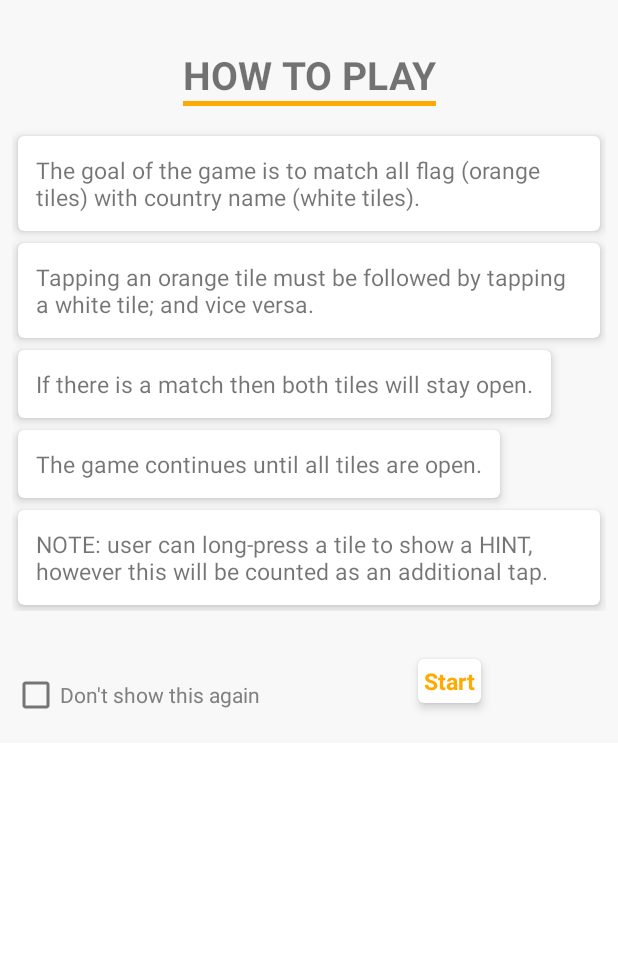
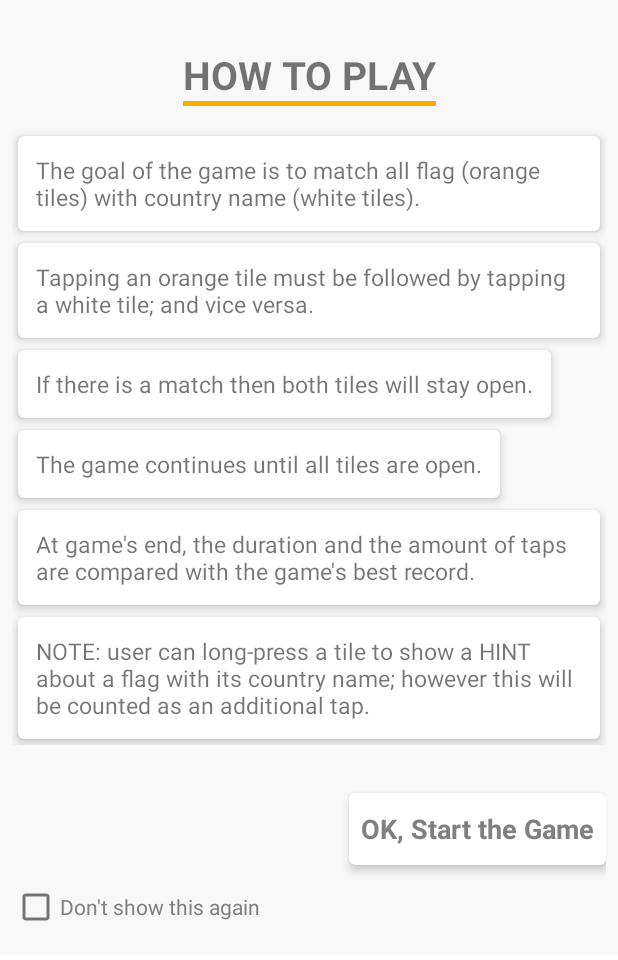
Before and after one commit to tjkn24/TJFlagQuiz, an Android app: the layout activity_instruction.xml on its own in the app's theme, with its tools: preview values and no code run, on a phone screen of 412 x 824 dp. Shown: the top 960 px of the screen. Run offline under Robolectric (Android 15) with nearby library versions, the phone set to English and light mode, and no system bars.

Commit message:
pressing button OK on InstructionActivity brings back FlagActivity, intent OK. Not done yet: storing CheckBox status in SharedPrefs.

```diff
--- a/app/src/main/java/com/tjknsoft/tjflagquiz/InstructionActivity.kt
+++ b/app/src/main/java/com/tjknsoft/tjflagquiz/InstructionActivity.kt
@@ -5,12 +5,12 @@ import android.content.Intent
 import androidx.appcompat.app.AppCompatActivity
 import android.os.Bundle
 import android.util.Log
+import android.view.View
 import android.widget.CheckBox
-import android.widget.CompoundButton
-import android.widget.CompoundButton.OnCheckedChangeListener
+import android.widget.TextView
 
 
-class InstructionActivity : AppCompatActivity() {
+class InstructionActivity : AppCompatActivity(), View.OnClickListener {
 
     lateinit var cbDoNotShowAgain: CheckBox
     var isCBchecked = false
@@ -26,6 +26,10 @@ class InstructionActivity : AppCompatActivity() {
         cbDoNotShowAgain = findViewById(R.id.cb_do_not_show_again)
 
         isCBchecked = cbDoNotShowAgain.isChecked
+
+        val tvStart = findViewById<TextView>(R.id.tv_start)
+        tvStart.setOnClickListener(this)
+
     }
 
     override fun onDestroy() {
@@ -34,6 +38,10 @@ class InstructionActivity : AppCompatActivity() {
             "PANJUTA",
             "InstructionActivity; onDestroy() called"
         )
+
+    }
+
+    override fun onClick(view: View?) {
         val intent = Intent()
         intent.putExtra("KeyCB", cbDoNotShowAgain.isChecked.toString())
         setResult(Activity.RESULT_OK, intent)
--- a/app/src/main/java/com/tjknsoft/tjflagquiz/QuizFlagMemoryActivity.kt
+++ b/app/src/main/java/com/tjknsoft/tjflagquiz/QuizFlagMemoryActivity.kt
@@ -168,8 +168,8 @@ class QuizFlagMemoryActivity : AppCompatActivity(), View.OnClickListener {
         )
 
         // Check that it is the SecondActivity with an OK result
-        if (requestCode == 0) {
-            if (resultCode == 0) {
+        if (requestCode == mINSTRUCTION_ACTIVITY_REQUEST_CODE) {
+            if (resultCode == Activity.RESULT_OK) {
 
                 // Get String data from Intent
                 val cbStatus = data!!.getStringExtra("KeyCB")
--- a/app/src/main/res/layout/activity_instruction.xml
+++ b/app/src/main/res/layout/activity_instruction.xml
@@ -42,10 +42,10 @@
             android:id="@+id/cv_how_01"
             android:layout_width="wrap_content"
             android:layout_height="wrap_content"
+            android:layout_marginStart="4dp"
             android:layout_marginTop="20dp"
+            android:layout_marginEnd="4dp"
             android:layout_marginBottom="4dp"
-            android:layout_marginStart="4dp"
-            android:layout_marginEnd="4dp"
             app:cardElevation="4dp"
             app:layout_constraintStart_toStartOf="parent"
             app:layout_constraintTop_toBottomOf="@id/view_top">
@@ -66,8 +66,7 @@
 
             <TextView
                 style="@style/TextViewInstructionStyle"
-                android:text="Tapping an orange tile must be followed by tapping a white tile; and vice versa."
-                />
+                android:text="Tapping an orange tile must be followed by tapping a white tile; and vice versa." />
         </com.google.android.material.card.MaterialCardView>
 
         <com.google.android.material.card.MaterialCardView
@@ -79,10 +78,10 @@
             app:layout_constraintStart_toStartOf="parent"
 
             app:layout_constraintTop_toBottomOf="@id/cv_how_02">
+
             <TextView
                 style="@style/TextViewInstructionStyle"
-                android:text="If there is a match then both tiles will stay open."
-                />
+                android:text="If there is a match then both tiles will stay open." />
         </com.google.android.material.card.MaterialCardView>
 
         <com.google.android.material.card.MaterialCardView
@@ -93,10 +92,10 @@
             app:cardElevation="4dp"
             app:layout_constraintStart_toStartOf="parent"
             app:layout_constraintTop_toBottomOf="@id/cv_how_03">
+
             <TextView
                 style="@style/TextViewInstructionStyle"
-                android:text="The game continues until all tiles are open."
-                />
+                android:text="The game continues until all tiles are open." />
         </com.google.android.material.card.MaterialCardView>
 
         <com.google.android.material.card.MaterialCardView
@@ -107,10 +106,24 @@
             app:cardElevation="4dp"
             app:layout_constraintStart_toStartOf="parent"
             app:layout_constraintTop_toBottomOf="@id/cv_how_04">
+
             <TextView
                 style="@style/TextViewInstructionStyle"
-                android:text="NOTE: user can long-press a tile to show a HINT, however this will be counted as an additional tap."
-                />
+                android:text="At game's end, the duration and the amount of taps are compared with the game's best record." />
+        </com.google.android.material.card.MaterialCardView>
+
+        <com.google.android.material.card.MaterialCardView
+            android:id="@+id/cv_how_06"
+            android:layout_width="wrap_content"
+            android:layout_height="wrap_content"
+            android:layout_margin="4dp"
+            app:cardElevation="4dp"
+            app:layout_constraintStart_toStartOf="parent"
+            app:layout_constraintTop_toBottomOf="@id/cv_how_05">
+
+            <TextView
+                style="@style/TextViewInstructionStyle"
+                android:text="NOTE: user can long-press a tile to show a HINT about a flag with its country name; however this will be counted as an additional tap." />
         </com.google.android.material.card.MaterialCardView>
 
     </LinearLayout>
@@ -119,7 +132,7 @@
         android:id="@+id/cb_do_not_show_again"
         android:layout_width="wrap_content"
         android:layout_height="wrap_content"
-        android:layout_marginTop="32dp"
+        android:layout_marginTop="84dp"
         android:text="Don't show this again"
         android:textColor="@color/grey"
         app:layout_constraintStart_toStartOf="parent"
@@ -129,27 +142,25 @@
         android:id="@+id/cv_Start"
         android:layout_width="wrap_content"
         android:layout_height="wrap_content"
-        android:layout_marginStart="30dp"
+        android:layout_marginStart="0dp"
         android:layout_marginTop="32dp"
-        android:layout_marginEnd="8dp"
-        android:onClick="methodtoexecute"
+        android:background="@color/colorPrimary"
+        android:minHeight="48dp"
         app:cardElevation="4dp"
-        app:layout_constraintEnd_toEndOf="parent"
-        app:layout_constraintStart_toEndOf="@id/cb_do_not_show_again"
+        app:layout_constraintEnd_toEndOf="@id/ll_how_items"
         app:layout_constraintTop_toBottomOf="@id/ll_how_items">
 
         <TextView
             android:id="@+id/tv_start"
-            android:layout_width="wrap_content"
-            android:layout_height="wrap_content"
-            android:padding="4dp"
-            android:text="Start"
-            android:textColor="@color/colorPrimary"
-            android:textSize="15sp"
+            android:layout_width="match_parent"
+            android:layout_height="match_parent"
+            android:layout_gravity="center"
+            android:padding="8dp"
+            android:text="OK, Start the Game"
+            android:textColor="@color/grey"
+            android:textSize="18sp"
             android:textStyle="bold"
-
-
-            />
+            android:clickable="true"/>
 
     </com.google.android.material.card.MaterialCardView>
 
--- a/app/src/main/res/layout/dialog_instruction.xml
+++ b/app/src/main/res/layout/dialog_instruction.xml
@@ -100,7 +100,7 @@
         </com.google.android.material.card.MaterialCardView>
 
         <com.google.android.material.card.MaterialCardView
-            android:id="@+id/cv_how_05"
+            android:id="@+id/cv_how_06"
             android:layout_width="wrap_content"
             android:layout_height="wrap_content"
             android:layout_margin="4dp"
```
